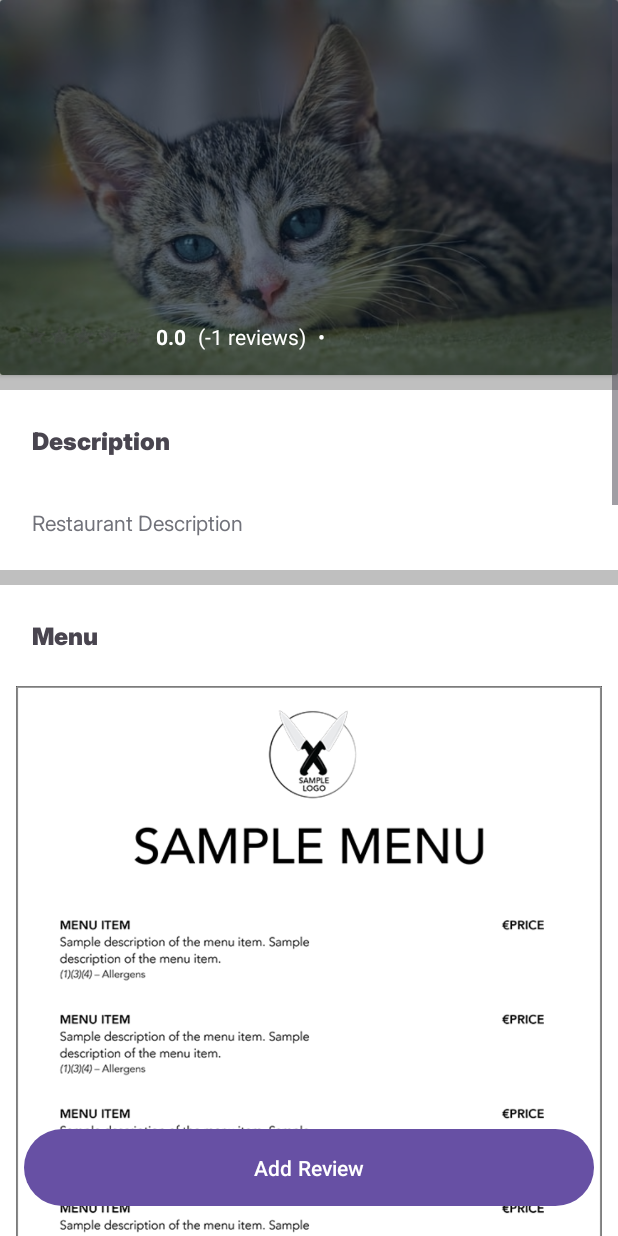
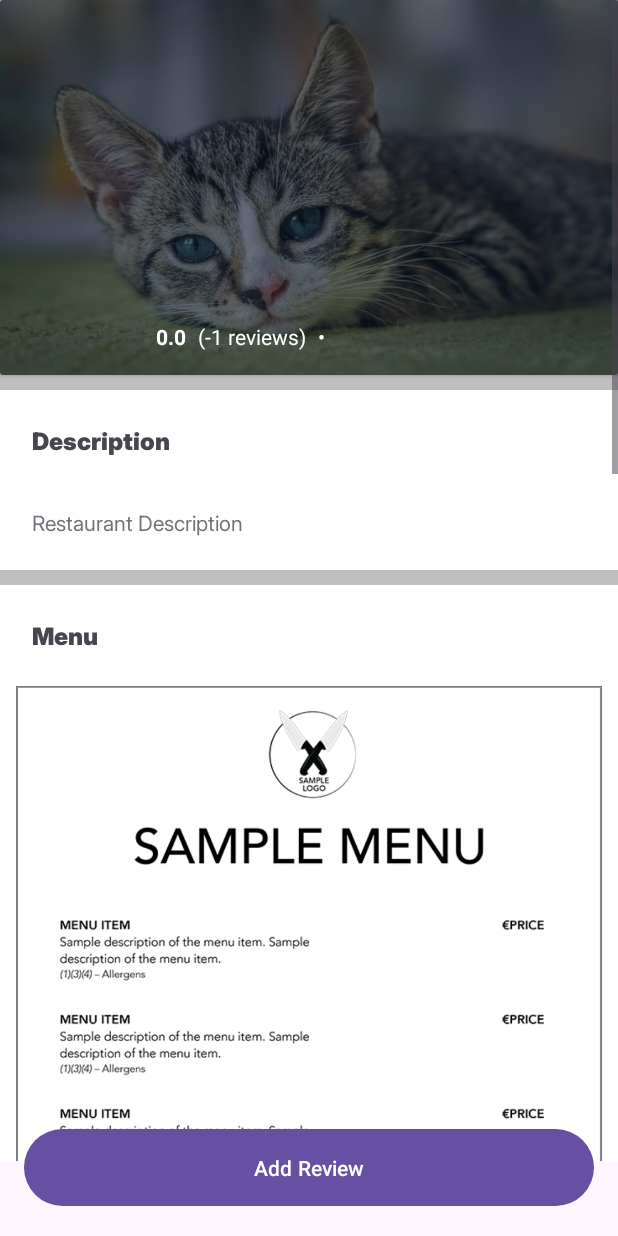
Before and after one commit to jmrnd/mobdeve-rate-eat, an Android app: the RestaurantActivity screen opened directly, with no data from a screen before it, on a phone screen of 412 x 824 dp. Run offline under Robolectric (Android 15) with nearby library versions, the phone set to English and light mode, and no system bars; our stand-ins replace Firebase (no records; nobody signed in at launch, a user with empty details on screens opened directly).

Commit message:
adjusted resto view
- added padding so that the button wont cover the content of the last review

```diff
--- a/app/src/main/res/layout/activity_restaurant.xml
+++ b/app/src/main/res/layout/activity_restaurant.xml
@@ -9,7 +9,8 @@
     <ScrollView
         android:layout_width="match_parent"
         android:layout_height="match_parent"
-        android:fillViewport="true">
+        android:fillViewport="true"
+        android:paddingBottom="50dp">
 
         <LinearLayout
             android:id="@+id/main"
```
